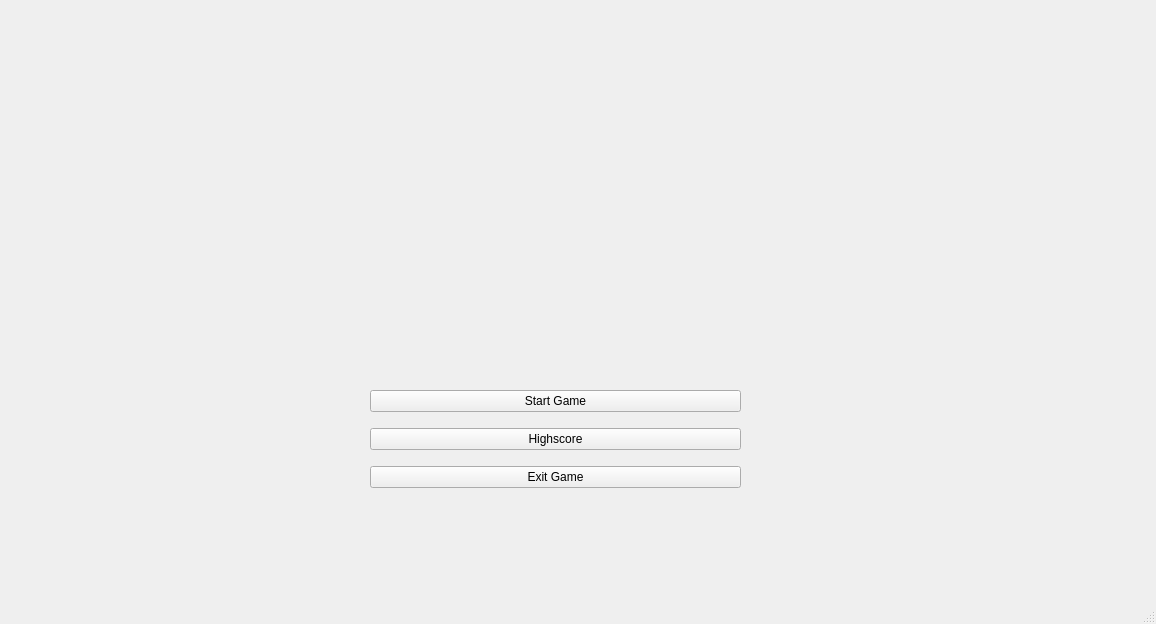
Before: the Qt Designer form mainwindow.ui in SahilTuladhar/HopperChopper, drawn with Qt 5.
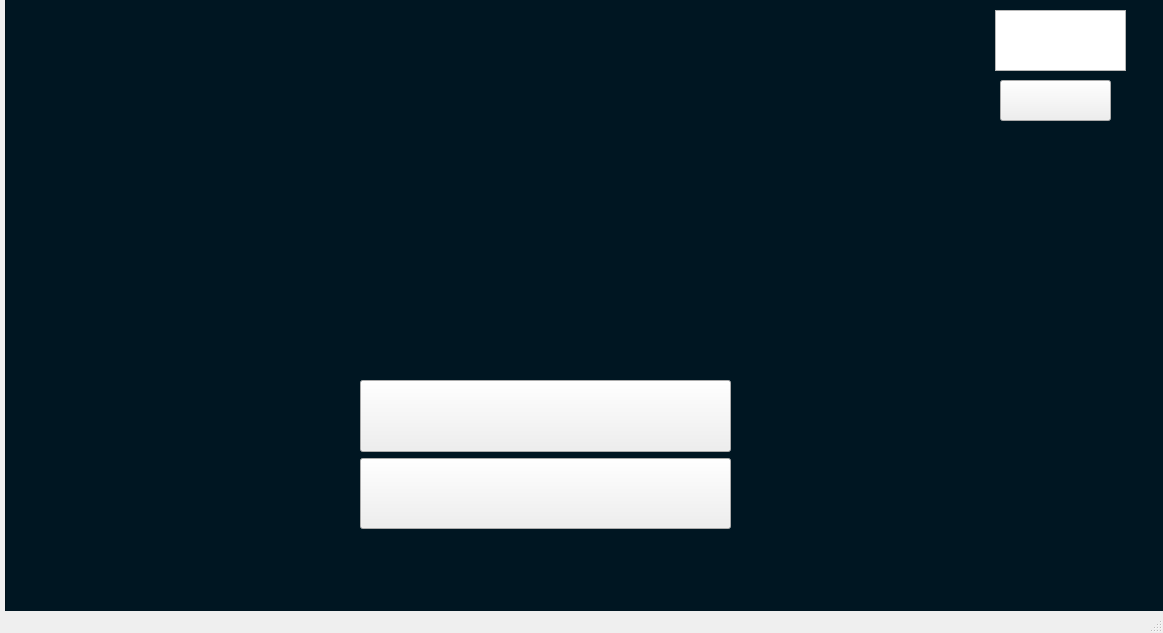
After: the same form once the commit is applied. Icons and pictures are not drawn.

```diff
--- a/mainwindow.ui
+++ b/mainwindow.ui
@@ -6,16 +6,37 @@
    <rect>
     <x>0</x>
     <y>0</y>
-    <width>1156</width>
-    <height>624</height>
+    <width>1163</width>
+    <height>633</height>
    </rect>
   </property>
+  <property name="sizePolicy">
+   <sizepolicy hsizetype="Fixed" vsizetype="Fixed">
+    <horstretch>0</horstretch>
+    <verstretch>0</verstretch>
+   </sizepolicy>
+  </property>
+  <property name="minimumSize">
+   <size>
+    <width>1163</width>
+    <height>633</height>
+   </size>
+  </property>
+  <property name="maximumSize">
+   <size>
+    <width>1163</width>
+    <height>633</height>
+   </size>
+  </property>
   <property name="font">
    <font/>
   </property>
   <property name="windowTitle">
    <string>MainWindow</string>
   </property>
+  <property name="autoFillBackground">
+   <bool>true</bool>
+  </property>
   <property name="animated">
    <bool>true</bool>
   </property>
@@ -23,31 +44,42 @@
    <widget class="QWidget" name="verticalLayoutWidget">
     <property name="geometry">
      <rect>
-      <x>370</x>
+      <x>360</x>
       <y>380</y>
       <width>371</width>
-      <height>121</height>
+      <height>149</height>
      </rect>
     </property>
     <layout class="QVBoxLayout" name="verticalLayout">
      <item>
       <widget class="QPushButton" name="pushButton_2">
-       <property name="text">
-        <string>Start Game</string>
+       <property name="styleSheet">
+        <string notr="true">#pushButton_2{
+
+border-image: url(:/images/Startgame.png);
+height:70px;
+}
+
+</string>
        </property>
-      </widget>
-     </item>
-     <item>
-      <widget class="QPushButton" name="pushButton_3">
        <property name="text">
-        <string>Highscore</string>
+        <string/>
        </property>
       </widget>
      </item>
      <item>
       <widget class="QPushButton" name="pushButton">
+       <property name="styleSheet">
+        <string notr="true">#pushButton{
+
+border-image: url(:/images/ExitGame.png);
+height:70px;
+}
+
+</string>
+       </property>
        <property name="text">
-        <string>Exit Game</string>
+        <string/>
        </property>
       </widget>
      </item>
@@ -56,7 +88,7 @@
    <widget class="QLabel" name="label_pic">
     <property name="geometry">
      <rect>
-      <x>450</x>
+      <x>430</x>
       <y>160</y>
       <width>231</width>
       <height>201</height>
@@ -66,6 +98,83 @@
      <string/>
     </property>
    </widget>
+   <widget class="QPushButton" name="pushButton_3">
+    <property name="geometry">
+     <rect>
+      <x>1000</x>
+      <y>80</y>
+      <width>111</width>
+      <height>41</height>
+     </rect>
+    </property>
+    <property name="styleSheet">
+     <string notr="true">#pushButton_3{
+
+border-image: url(:/images/Highscore.png);
+height:100px;
+}
+
+</string>
+    </property>
+    <property name="text">
+     <string/>
+    </property>
+   </widget>
+   <widget class="QTableView" name="thighscore">
+    <property name="geometry">
+     <rect>
+      <x>995</x>
+      <y>10</y>
+      <width>131</width>
+      <height>61</height>
+     </rect>
+    </property>
+    <property name="styleSheet">
+     <string notr="true">#thighscore{
+	
+	text-color:white;
+}</string>
+    </property>
+   </widget>
+   <widget class="QGraphicsView" name="graphicsView">
+    <property name="geometry">
+     <rect>
+      <x>5</x>
+      <y>-19</y>
+      <width>1163</width>
+      <height>633</height>
+     </rect>
+    </property>
+    <property name="sizePolicy">
+     <sizepolicy hsizetype="Fixed" vsizetype="Fixed">
+      <horstretch>0</horstretch>
+      <verstretch>0</verstretch>
+     </sizepolicy>
+    </property>
+    <property name="minimumSize">
+     <size>
+      <width>1163</width>
+      <height>633</height>
+     </size>
+    </property>
+    <property name="maximumSize">
+     <size>
+      <width>1163</width>
+      <height>633</height>
+     </size>
+    </property>
+    <property name="styleSheet">
+     <string notr="true">#graphicsView{
+background-color:rgba(0,22,34,255);
+
+}</string>
+    </property>
+   </widget>
+   <zorder>graphicsView</zorder>
+   <zorder>verticalLayoutWidget</zorder>
+   <zorder>thighscore</zorder>
+   <zorder>pushButton_3</zorder>
+   <zorder>label_pic</zorder>
   </widget>
   <widget class="QMenuBar" name="menubar">
    <property name="geometry">
```
Left out of the diff: 4 changed lines with no effect on the pictures.
